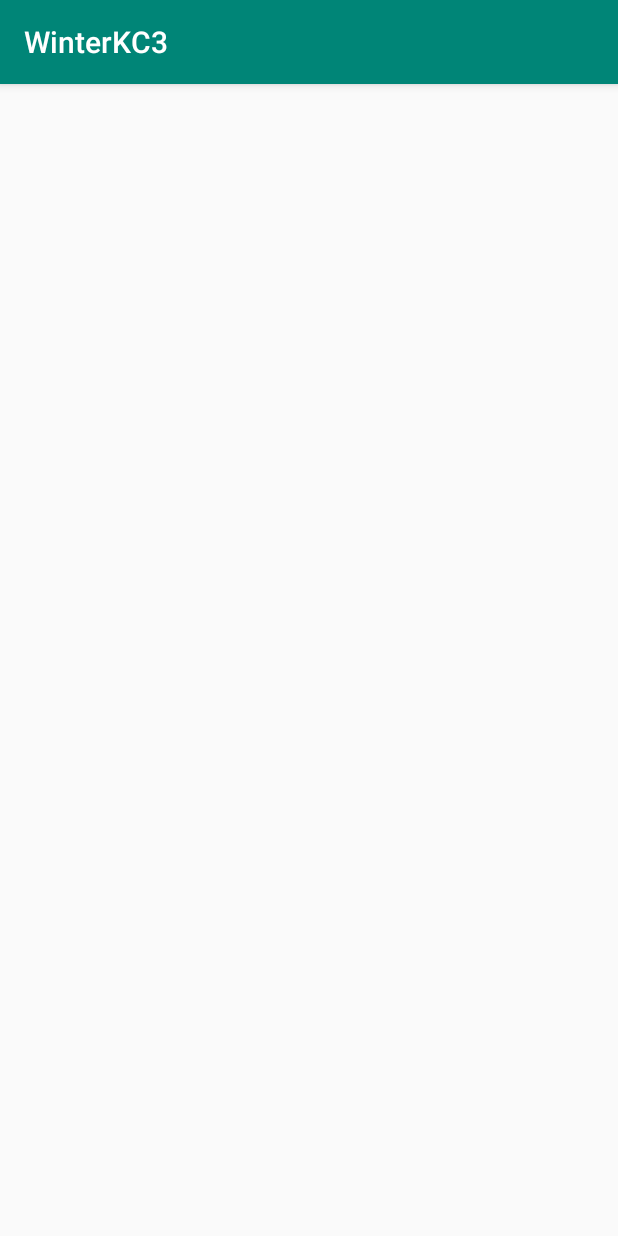
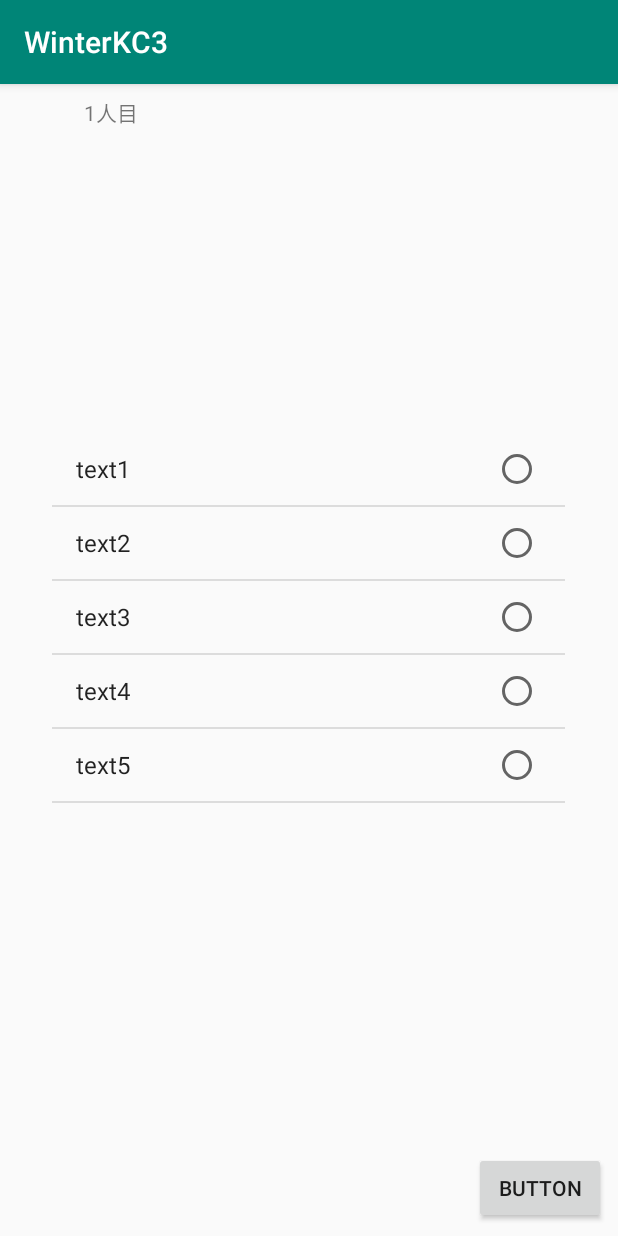
Before and after one commit to uzuraegg/app-winterKC3-team5, an Android app: the screen it shows after launch (MainActivity before the commit, VoteActivity after it), on a phone screen of 412 x 824 dp. Run offline under Robolectric (Android 15) with nearby library versions, the phone set to English and light mode, and no system bars.

Commit message:
add score count

```diff
--- a/app/src/main/AndroidManifest.xml
+++ b/app/src/main/AndroidManifest.xml
@@ -9,13 +9,14 @@
         android:roundIcon="@mipmap/ic_launcher_round"
         android:supportsRtl="true"
         android:theme="@style/AppTheme">
-        <activity android:name=".MainActivity">
+        <activity android:name=".VoteActivity">
             <intent-filter>
                 <action android:name="android.intent.action.MAIN" />
 
                 <category android:name="android.intent.category.LAUNCHER" />
             </intent-filter>
         </activity>
+        <activity android:name=".ResultActivity"></activity>
     </application>
 
 </manifest>
--- a/app/src/main/java/com/diesen/winterkc3/VoteActivity.java
+++ b/app/src/main/java/com/diesen/winterkc3/VoteActivity.java
@@ -1,41 +1,45 @@
 package com.diesen.winterkc3;
 
+import android.content.Intent;
 import android.support.v7.app.AppCompatActivity;
 import android.os.Bundle;
 import android.view.View;
 import android.widget.AdapterView;
 import android.widget.ArrayAdapter;
+import android.widget.Button;
 import android.widget.ListView;
+import android.widget.TextView;
 
 import java.util.ArrayList;
 
-//import java.util.List;
-//import java.util.ArrayList;
+import java.util.List;
+import java.util.ArrayList;
 
 public class VoteActivity extends AppCompatActivity {
-//    List<String> aList = new ArrayList<>();
-//    aList.add("text1");
-//    aList.add("text2");
-//    aList.add("text3");
-//    aList.add("text4");
+    Integer num = 5;
+    Integer index = 1;
+    ArrayList<String> textList = new ArrayList<String>();
+    ArrayList<Integer> pointList = new ArrayList<Integer>();
 
-    // ListView に表示させる文字列
-    // ListView に表示させる文字列
-    private static final String[] SIZES = new String[] {"XS(eXtra Small)", "S(Small)", "M(Medium)", "L(Large)", "XL(eXtra Large)"};
-
-@Override
+    @Override
     protected void onCreate(Bundle savedInstanceState) {
         super.onCreate(savedInstanceState);
         setContentView(R.layout.vote);
-        ListView listView = (ListView)findViewById(R.id.listView);
-        listView.setAdapter(new ArrayAdapter<String>(
+        textList = this.setList();
+        pointList = this.initPointList();
+
+        final TextView textView = (TextView)findViewById(R.id.playerNum);
+        final ListView listView = (ListView)findViewById(R.id.listView);
+        final Button button = (Button)findViewById(R.id.nextButton);
+
+        ArrayAdapter<String> adapter = new ArrayAdapter<String>(
                 this,
                 android.R.layout.simple_list_item_single_choice,
-                SIZES)
-        );
+                textList){
 
-        listView.setChoiceMode(ListView.CHOICE_MODE_SINGLE);
+        };
 
+        listView.setAdapter(adapter);
         listView.setOnItemClickListener(new AdapterView.OnItemClickListener() {
             @Override
             public void onItemClick(AdapterView<?> parent, View view, int position, long id) {
@@ -43,7 +47,52 @@ public class VoteActivity extends AppCompatActivity {
             }
         });
 
-        // 現在チェックされているアイテムの position を取得
-        listView.getCheckedItemPosition();
+
+        button.setOnClickListener(new View.OnClickListener() {
+            @Override
+            public void onClick(View v) {
+                index++;
+                setPointList(listView.getCheckedItemPosition());
+                if(num < index){
+                    Intent intent = new Intent(VoteActivity.this, ResultActivity.class);
+                    intent.putIntegerArrayListExtra("pointList", pointList);
+                    startActivity(intent);
+                }else{
+                    textView.setText(index.toString() + "人目");
+                }
+            }
+        });
+    }
+
+    private ArrayList<String> setList(){
+        ArrayList<String> aList = new ArrayList<>();
+        aList.add("text1");
+        aList.add("text2");
+        aList.add("text3");
+        aList.add("text4");
+        aList.add("text5");
+
+        return aList;
+    }
+
+    private ArrayList<Integer> initPointList(){
+        ArrayList<Integer> aList = new ArrayList<>();
+        for (Integer i = 0; i < this.num; i++){
+            aList.add(i, 0);
+        }
+        return aList;
+    }
+
+    private void setPointList(int index){
+        String targetString = textList.get(index); //　ここはランダムデータ
+        for (Integer i = 0; i < textList.size(); i++){
+            // aStringは本来元データからgetして入れるところ
+            // 並び替えられたものから 元のidを探して得点を追加する
+            String aString = textList.get(i);
+            if(targetString.equals(aString)){
+                Integer point = pointList.get(i) + 1;
+                pointList.set(i, point);
+            }
+        }
     }
 }
--- a/app/src/main/res/layout/vote.xml
+++ b/app/src/main/res/layout/vote.xml
@@ -30,7 +30,6 @@
         app:layout_constraintEnd_toEndOf="parent"
         app:layout_constraintHorizontal_bias="0.49"
         app:layout_constraintStart_toStartOf="parent"
-        app:layout_constraintTop_toBottomOf="@+id/playerNum"
         app:layout_constraintVertical_bias="0.138" />
 
     <Button
```
Also changed, not shown: app/src/main/java/com/diesen/winterkc3/ResultActivity.java (added, +23 -0 lines).
